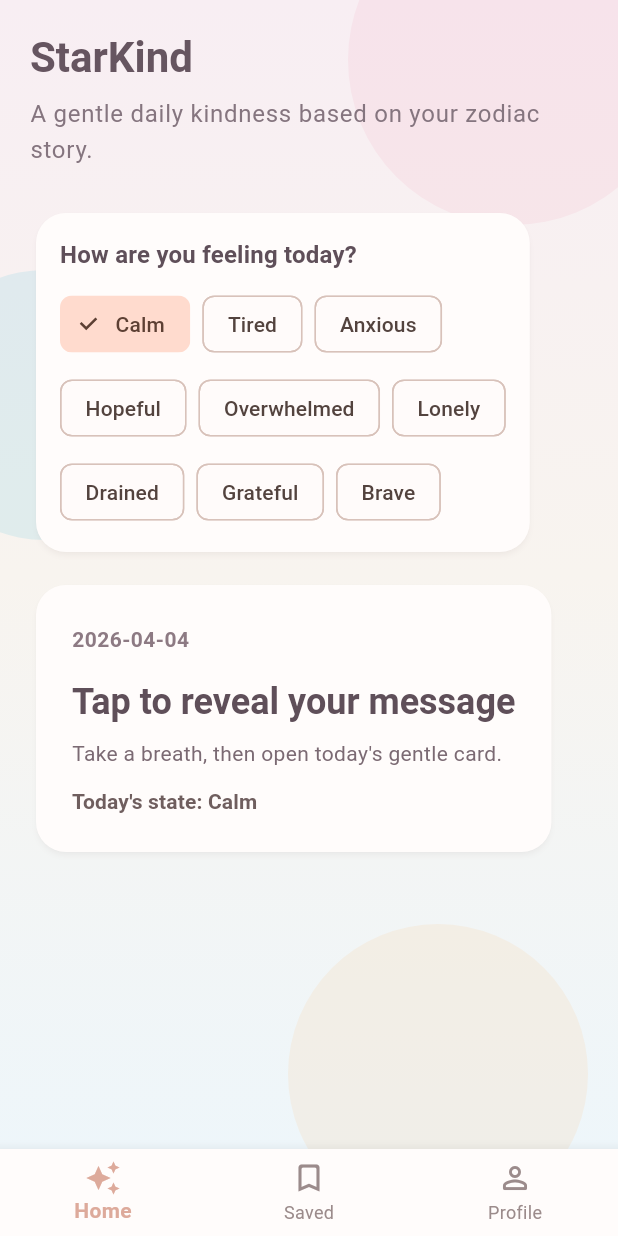
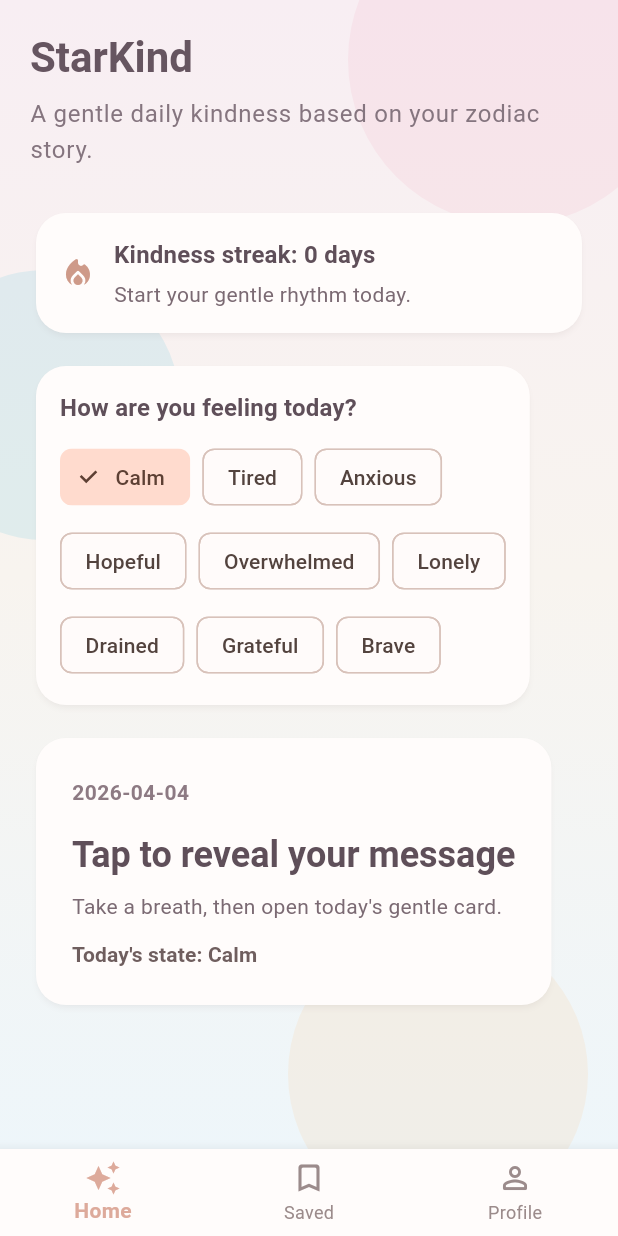
Before and after one commit to tonybjzhao/starkind_flutter, a Flutter app: the screen it shows after launch, after a tap on "Calm", on a phone screen of 412 x 824 dp. Run offline on Flutter 3.47's test engine with Material 3 defaults, Android fonts, the light colour scheme and no system bars; our stand-ins replace flutter_local_notifications, flutter_timezone, shared_preferences, timezone.

Commit message:
Phase 3: add gentle daily streak tracking

```diff
--- a/lib/screens/home_screen.dart
+++ b/lib/screens/home_screen.dart
@@ -50,6 +50,11 @@ class HomeScreen extends StatelessWidget {
                               ),
                         ),
                         const SizedBox(height: 26),
+                        _StreakPanel(
+                          streak: state.currentStreak,
+                          message: state.streakMessage,
+                        ),
+                        const SizedBox(height: 14),
                         _DailyStateSelector(
                           selected: selectedState,
                           enabled: !isRevealed,
@@ -263,6 +268,56 @@ class _DailyStateSelector extends StatelessWidget {
   }
 }
 
+class _StreakPanel extends StatelessWidget {
+  const _StreakPanel({
+    required this.streak,
+    required this.message,
+  });
+
+  final int streak;
+  final String message;
+
+  @override
+  Widget build(BuildContext context) {
+    final unit = streak == 1 ? 'day' : 'days';
+    return Card(
+      child: Padding(
+        padding: const EdgeInsets.all(16),
+        child: Row(
+          children: [
+            const Icon(
+              Icons.local_fire_department_rounded,
+              color: Color(0xFFCE9A89),
+            ),
+            const SizedBox(width: 12),
+            Expanded(
+              child: Column(
+                crossAxisAlignment: CrossAxisAlignment.start,
+                children: [
+                  Text(
+                    'Kindness streak: $streak $unit',
+                    style: Theme.of(context).textTheme.titleMedium?.copyWith(
+                          fontWeight: FontWeight.w700,
+                          color: const Color(0xFF5F4F59),
+                        ),
+                  ),
+                  const SizedBox(height: 4),
+                  Text(
+                    message,
+                    style: Theme.of(context).textTheme.bodyMedium?.copyWith(
+                          color: const Color(0xFF7B6A73),
+                        ),
+                  ),
+                ],
+              ),
+            ),
+          ],
+        ),
+      ),
+    );
+  }
+}
+
 class _PastelBackground extends StatelessWidget {
   const _PastelBackground();
 
--- a/lib/services/starkind_state.dart
+++ b/lib/services/starkind_state.dart
@@ -31,20 +31,37 @@ class StarKindState extends ChangeNotifier {
   static const String _profileKey = 'profile';
   static const String _savedMessagesKey = 'saved_messages';
   static const String _dailyRevealKey = 'daily_reveal_record';
+  static const String _streakCountKey = 'streak_count';
+  static const String _lastRevealDateKey = 'last_reveal_date';
 
   UserProfile _profile = UserProfile.initial();
   DailyMessage? _currentMessage;
   final List<DailyMessage> _savedMessages = [];
   DailyRevealRecord _dailyRevealRecord =
       DailyRevealRecord.emptyFor(_todayKey());
+  int _streakCount = 0;
+  String _lastRevealDate = '';
   bool _notificationsReady = false;
 
   UserProfile get profile => _profile;
   DailyMessage? get currentMessage => _currentMessage;
   bool get hasRevealedToday => _dailyRevealRecord.hasRevealedToday;
-    DailyState? get selectedDailyState =>
+  DailyState? get selectedDailyState =>
       DailyStateX.fromKey(_dailyRevealRecord.selectedStateKey);
-    bool get canRevealToday => selectedDailyState != null;
+  bool get canRevealToday => selectedDailyState != null;
+  int get currentStreak => _streakCount;
+  String get streakMessage {
+    if (_streakCount <= 0) {
+      return 'Start your gentle rhythm today.';
+    }
+    if (_streakCount < 3) {
+      return 'Small steps count. You are building consistency.';
+    }
+    if (_streakCount < 7) {
+      return 'A kind routine is taking root.';
+    }
+    return 'Beautiful consistency. Keep honoring your pace.';
+  }
   String get todayDateText => _dailyRevealRecord.dateKey;
   UnmodifiableListView<DailyMessage> get savedMessages =>
       UnmodifiableListView(_savedMessages);
@@ -65,6 +82,8 @@ class StarKindState extends ChangeNotifier {
     final profileJson = prefs.getString(_profileKey);
     final savedJson = prefs.getStringList(_savedMessagesKey) ?? [];
     final revealJson = prefs.getString(_dailyRevealKey);
+    _streakCount = prefs.getInt(_streakCountKey) ?? 0;
+    _lastRevealDate = prefs.getString(_lastRevealDateKey) ?? '';
 
     if (profileJson != null && profileJson.isNotEmpty) {
       final decoded = jsonDecode(profileJson) as Map<String, dynamic>;
@@ -173,7 +192,9 @@ class StarKindState extends ChangeNotifier {
     }
 
     _dailyRevealRecord = _dailyRevealRecord.copyWith(hasRevealedToday: true);
+    _updateStreakForReveal(_todayKey());
     unawaited(_saveDailyRevealRecord());
+    unawaited(_saveStreak());
     notifyListeners();
     return true;
   }
@@ -222,6 +243,12 @@ class StarKindState extends ChangeNotifier {
     );
   }
 
+  Future<void> _saveStreak() async {
+    final prefs = await SharedPreferences.getInstance();
+    await prefs.setInt(_streakCountKey, _streakCount);
+    await prefs.setString(_lastRevealDateKey, _lastRevealDate);
+  }
+
   Future<void> _rescheduleNotification() async {
     if (!_notificationsReady) {
       return;
@@ -239,6 +266,8 @@ class StarKindState extends ChangeNotifier {
 
   void _syncTodayRecordAndMessage({required bool notify}) {
     final todayKey = _todayKey();
+    _normalizeStreakForToday(todayKey);
+
     if (_dailyRevealRecord.dateKey != todayKey) {
       _dailyRevealRecord = DailyRevealRecord.emptyFor(todayKey);
     }
@@ -311,6 +340,46 @@ class StarKindState extends ChangeNotifier {
       return DateTime.now();
     }
   }
+
+  void _updateStreakForReveal(String todayKey) {
+    if (_lastRevealDate == todayKey) {
+      return;
+    }
+
+    if (_lastRevealDate.isEmpty) {
+      _streakCount = 1;
+      _lastRevealDate = todayKey;
+      return;
+    }
+
+    final dayGap = _daysBetween(_lastRevealDate, todayKey);
+    if (dayGap == 1) {
+      _streakCount += 1;
+    } else {
+      _streakCount = 1;
+    }
+    _lastRevealDate = todayKey;
+  }
+
+  void _normalizeStreakForToday(String todayKey) {
+    if (_lastRevealDate.isEmpty || _streakCount == 0) {
+      return;
+    }
+
+    final dayGap = _daysBetween(_lastRevealDate, todayKey);
+    if (dayGap > 1) {
+      _streakCount = 0;
+      unawaited(_saveStreak());
+    }
+  }
+
+  int _daysBetween(String fromKey, String toKey) {
+    final from = _dateFromKey(fromKey);
+    final to = _dateFromKey(toKey);
+    final fromDate = DateTime(from.year, from.month, from.day);
+    final toDate = DateTime(to.year, to.month, to.day);
+    return toDate.difference(fromDate).inDays;
+  }
 }
 
 class StarKindScope extends InheritedNotifier<StarKindState> {
```
